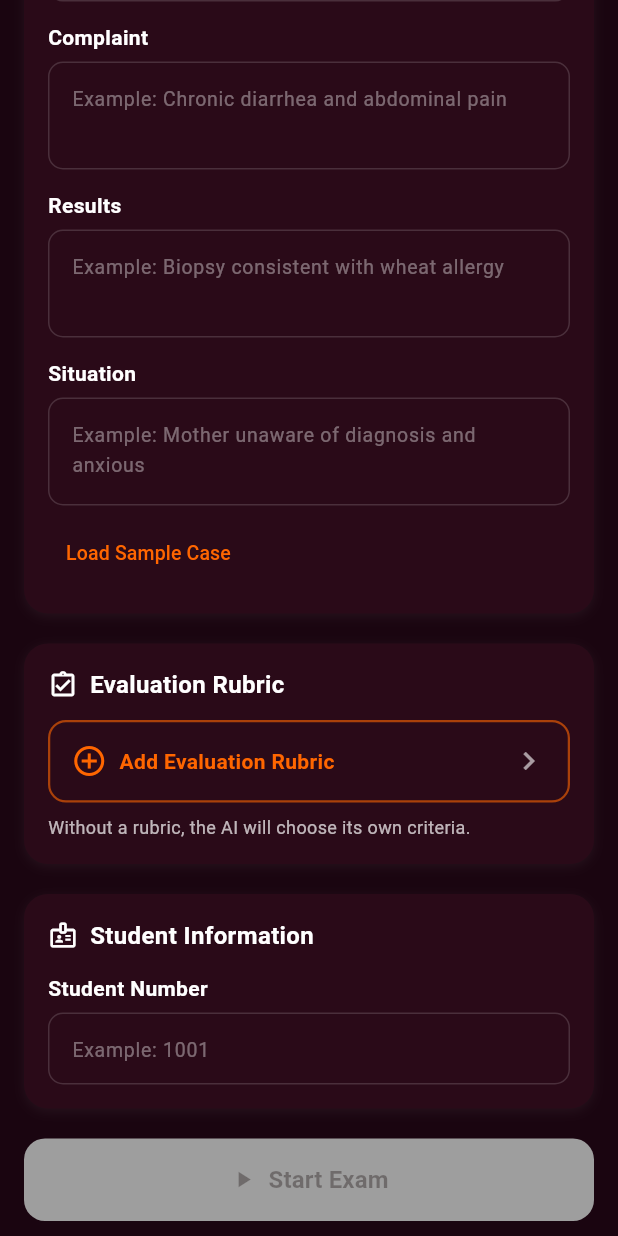
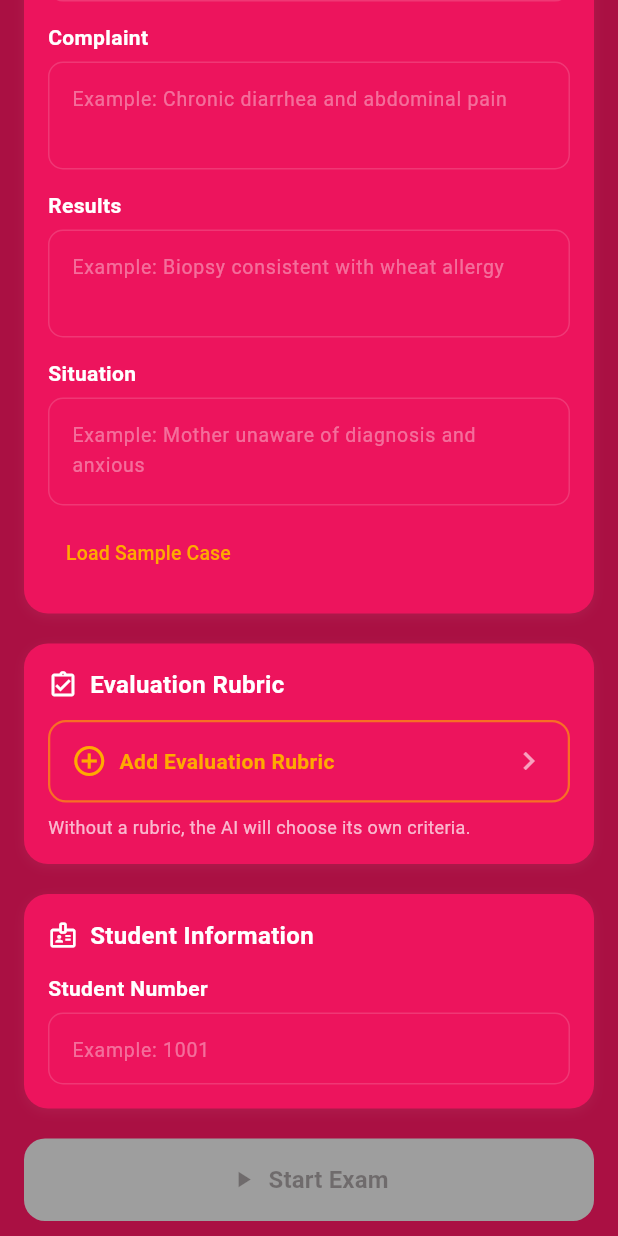
Before and after one commit to SadeemR/osce-flutter-app, a Flutter app: the screen it shows after launch, scrolled down 576 dp, on a phone screen of 412 x 824 dp. Run offline on Flutter 3.47's test engine with Material 3 defaults, Android fonts, the phone set to English and light mode, and no system bars; our stand-ins replace file_picker, google_fonts, share_plus, shared_preferences; missing offline and left inert: syncfusion_flutter_pdf; Roboto replaces fonts that are missing (Ibm Plex Sans Arabic).

Commit message:
fix: updated color palette

```diff
--- a/lib/theme/app_theme.dart
+++ b/lib/theme/app_theme.dart
@@ -1,36 +1,36 @@
 import 'package:flutter/material.dart';
 
 class AppColors {
-  static const burgundy = Color(0xFFCC0033);
-  static const burgundyLight = Color(0xFFEE1144);
-  static const burgundyMid = Color(0xFFFF3355);
-  static const apricot = Color(0xFFFF6600);
-  static const apricotLight = Color(0xFFFF8833);
-  static const apricotPale = Color(0xFFFF4400);
+  static const burgundy = Color(0xFFF3295C);
+  static const burgundyLight = Color(0xFFF3295C);
+  static const burgundyMid = Color.fromARGB(255, 238, 53, 84);
+  static const apricot = Color(0xFFFFAA00);
+  static const apricotLight = Color.from(alpha: 1, red: 0.996, green: 0.651, blue: 0.4);
+  static const apricotPale = Color.fromARGB(255, 246, 212, 61);
 
-  static const brandPrimary = burgundy;
-  static const brandAccent = apricot;
-  static const brandSurface = Color(0xFF2A0A12);
+  static const brandPrimary = Color.fromARGB(255, 254, 38, 92);
+  static const brandAccent = Color(0xFFFFAA00);
+  static const brandSurface = Color(0xFFFF537E);
 
   // Dark backgrounds
-  static const burgundyBackground = Color(0xFF120308);
-  static const offWhiteCream = Color(0xFF1A0510);
-  static const cardCream = Color(0xFF2A0A18);
+  static const burgundyBackground = Color.fromARGB(255, 172, 8, 63);
+  static const offWhiteCream = Color.fromARGB(255, 170, 16, 67);
+  static const cardCream = Color.fromARGB(255, 237, 20, 93);
 
   static const heroGradient = LinearGradient(
     begin: Alignment.topLeft,
     end: Alignment.bottomRight,
     colors: [
-      Color(0xFF0A0205),
-      Color(0xFF3D0815),
-      Color(0xFF7A0F28),
+      Color.fromARGB(255, 245, 36, 106),
+      Color.fromARGB(255, 230, 46, 92),
+      Color.fromARGB(255, 209, 42, 81),
       Color(0xFFBB2020),
-      Color(0xFFFF6600),
+      Color.fromARGB(255, 255, 145, 0),
     ],
   );
 
-  static const ratingGreen = Color(0xFF00DD66);
-  static const ratingBlue = brandPrimary;
+  static const ratingGreen = Color.fromARGB(255, 3, 255, 120);
+  static const ratingBlue = Color.fromARGB(255, 255, 34, 89);
   static const ratingOrange = apricot;
-  static const ratingRed = Color(0xFFFF2200);
+  static const ratingRed = Color.fromARGB(255, 255, 33, 70);
 }
```
